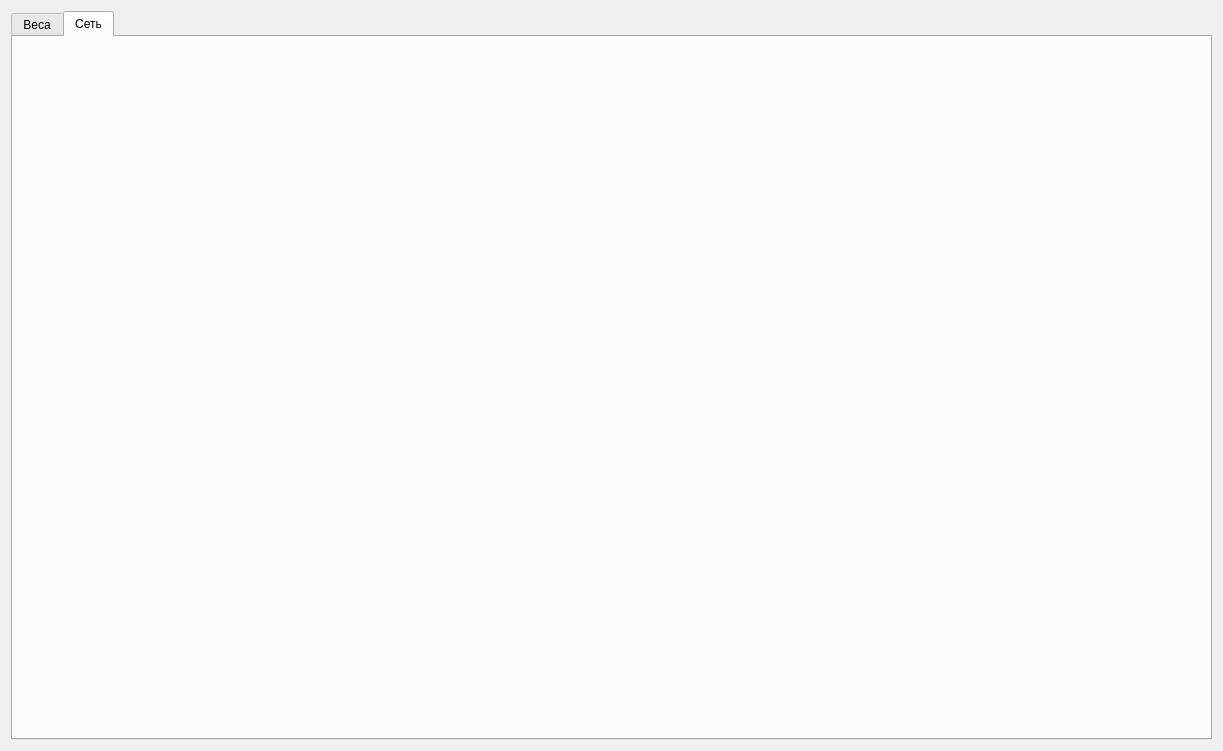
Old version of the form gui/uies/new_ann.ui in the repository neurocomputer/MemriBoard.
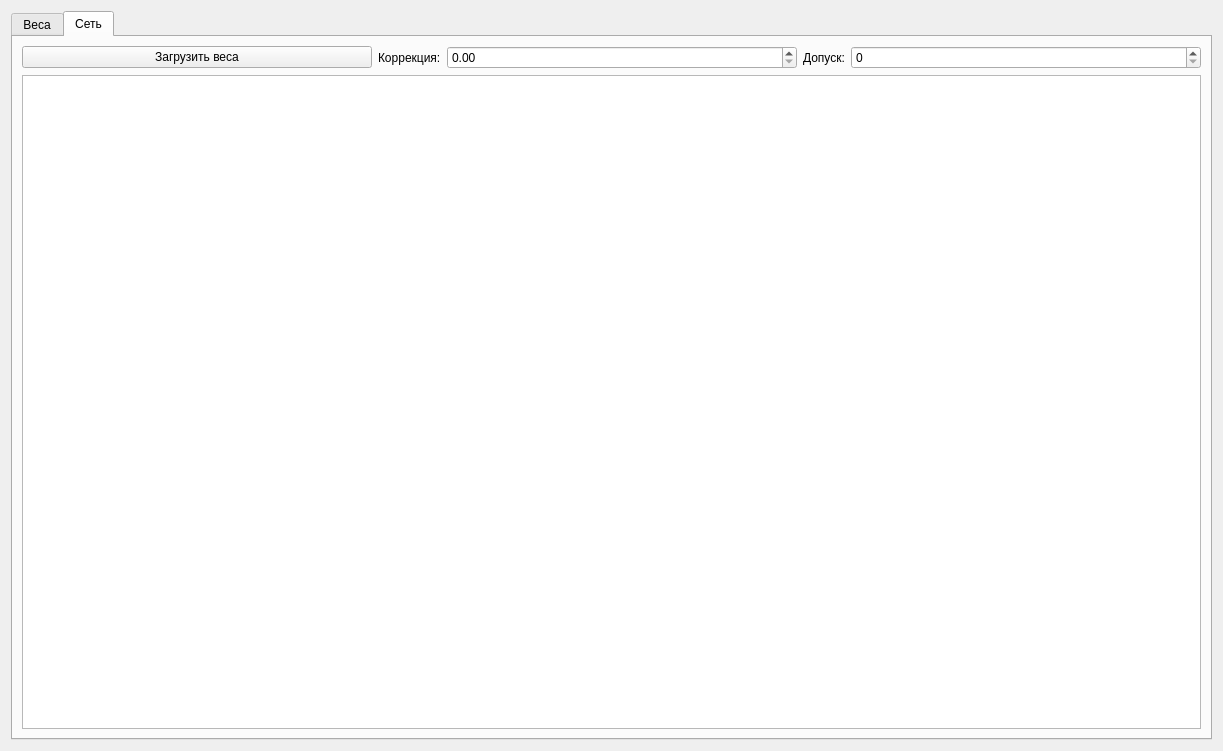
New version of the form. The open tabs and pages were chosen to show the change.

What changed in the file:
```diff
--- a/gui/uies/new_ann.ui
+++ b/gui/uies/new_ann.ui
@@ -299,6 +299,78 @@
       <attribute name="title">
        <string>Сеть</string>
       </attribute>
+      <layout class="QVBoxLayout" name="verticalLayout_11">
+       <item>
+        <layout class="QVBoxLayout" name="verticalLayout_10">
+         <item>
+          <layout class="QHBoxLayout" name="horizontalLayout">
+           <item>
+            <widget class="QPushButton" name="button_ann_load_weights">
+             <property name="sizePolicy">
+              <sizepolicy hsizetype="Preferred" vsizetype="Fixed">
+               <horstretch>0</horstretch>
+               <verstretch>0</verstretch>
+              </sizepolicy>
+             </property>
+             <property name="text">
+              <string>Загрузить веса</string>
+             </property>
+            </widget>
+           </item>
+           <item>
+            <widget class="QLabel" name="label">
+             <property name="sizePolicy">
+              <sizepolicy hsizetype="Maximum" vsizetype="Preferred">
+               <horstretch>0</horstretch>
+               <verstretch>0</verstretch>
+              </sizepolicy>
+             </property>
+             <property name="text">
+              <string>Коррекция:</string>
+             </property>
+            </widget>
+           </item>
+           <item>
+            <widget class="QDoubleSpinBox" name="doubleSpinBox">
+             <property name="sizePolicy">
+              <sizepolicy hsizetype="Preferred" vsizetype="Fixed">
+               <horstretch>0</horstretch>
+               <verstretch>0</verstretch>
+              </sizepolicy>
+             </property>
+            </widget>
+           </item>
+           <item>
+            <widget class="QLabel" name="label_2">
+             <property name="sizePolicy">
+              <sizepolicy hsizetype="Maximum" vsizetype="Preferred">
+               <horstretch>0</horstretch>
+               <verstretch>0</verstretch>
+              </sizepolicy>
+             </property>
+             <property name="text">
+              <string>Допуск:</string>
+             </property>
+            </widget>
+           </item>
+           <item>
+            <widget class="QSpinBox" name="spinBox">
+             <property name="sizePolicy">
+              <sizepolicy hsizetype="Preferred" vsizetype="Fixed">
+               <horstretch>0</horstretch>
+               <verstretch>0</verstretch>
+              </sizepolicy>
+             </property>
+            </widget>
+           </item>
+          </layout>
+         </item>
+         <item>
+          <widget class="QTableWidget" name="table_ann_weights"/>
+         </item>
+        </layout>
+       </item>
+      </layout>
      </widget>
     </widget>
    </item>
```
Left out of the diff: 7 changed lines with no effect on the pictures.
